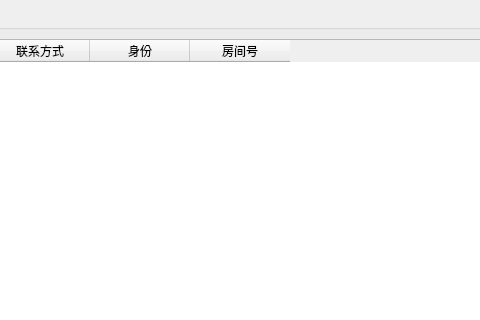
Flzjler/LaborEye, file StaffView/staffview.ui: the form before one commit; both pictures show x 383 to 863 and y 0 to 320 of the 1082 by 632 pixel window.
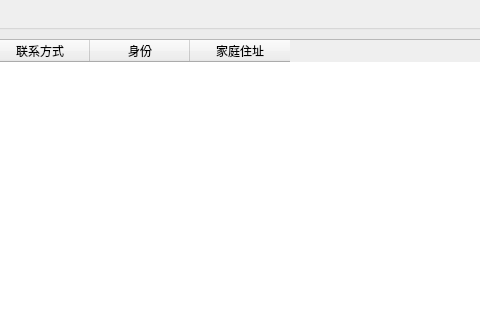
The form after the commit.

```diff
--- a/StaffView/staffview.ui
+++ b/StaffView/staffview.ui
@@ -65,7 +65,7 @@
         </column>
         <column>
          <property name="text">
-          <string>房间号</string>
+          <string>家庭住址</string>
          </property>
         </column>
        </widget>
```
